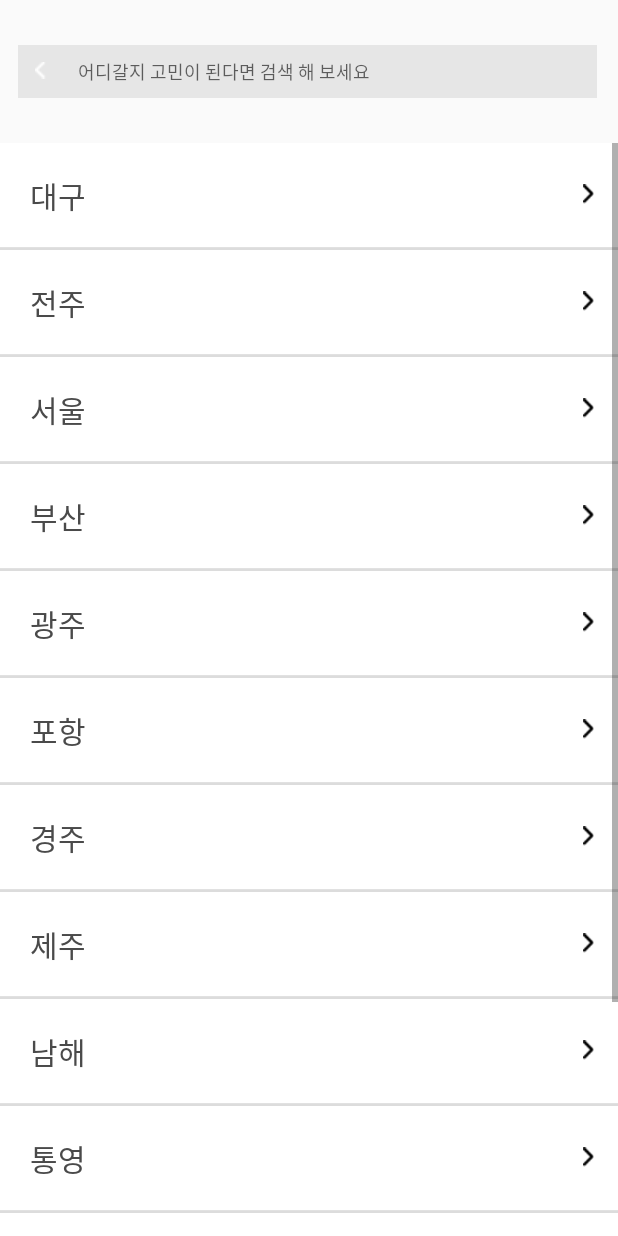
After one commit to jec1128/myTripMate, an Android app: the PlanSearchActivity screen opened directly, with no data from a screen before it, on a phone screen of 412 x 824 dp. The commit adds this screen. Run offline under Robolectric (Android 15) with nearby library versions, the phone set to English and light mode, and no system bars.

Commit message:
2019.11.13 원영

```diff
--- a/app/src/main/AndroidManifest.xml
+++ b/app/src/main/AndroidManifest.xml
@@ -38,6 +38,8 @@
         <activity android:name=".Main.MainSearchListActivity" />
         <activity android:name=".Main.MainKeywordActivity" />
         <activity android:name=".Plan.AddListActivity" />
+        <activity android:name=".Plan.PlanTripActivity" />
+        <activity android:name=".Plan.PlanSearchActivity" />
         <activity android:name=".MainActivity" />
 
         <uses-library
--- a/app/src/main/java/com/example/tripmate/Plan/PlanListModel.java
+++ b/app/src/main/java/com/example/tripmate/Plan/PlanListModel.java
@@ -7,13 +7,13 @@ public class PlanListModel {
     String planStart;
     String planEnd;
 
-    /*public PlanListModel(String planCode, String planPlace, String planTitle, String planStart, String planEnd){
+    public PlanListModel(String planCode, String planPlace, String planTitle, String planStart, String planEnd){
         this.planCode = planCode;
         this.planPlace = planPlace;
         this.planTitle = planTitle;
         this.planStart = planStart;
         this.planEnd = planEnd;
-    }*/
+    }
 
     public String getPlanCode(){
         return planCode;
--- /dev/null
+++ b/app/src/main/java/com/example/tripmate/Plan/PlanSearchActivity.java
@@ -0,0 +1,128 @@
+package com.example.tripmate.Plan;
+
+import android.app.AppComponentFactory;
+import android.content.Intent;
+import android.os.Bundle;
+import android.support.v7.app.AppCompatActivity;
+import android.text.Editable;
+import android.text.TextWatcher;
+import android.view.View;
+import android.widget.AdapterView;
+import android.widget.EditText;
+import android.widget.ListView;
+import android.widget.Toast;
+
+import com.example.tripmate.Main.SearchAdapter;
+import com.example.tripmate.R;
+
+import java.util.ArrayList;
+import java.util.List;
+
+public class PlanSearchActivity extends AppCompatActivity {
+    private List<String> list = new ArrayList(); // 데이터를 넣은 리스트변수
+    private ListView listView;          // 검색을 보여줄 리스트변수
+    private EditText editSearch;        // 검색어를 입력할 Input 창
+    private SearchAdapter adapter;      // 리스트뷰에 연결할 아답터
+    private ArrayList<String> arraylist;
+    private String keyword;
+
+    @Override
+    protected void onCreate(Bundle savedInstanceState) {
+        super.onCreate(savedInstanceState);
+        setContentView(R.layout.main_serch);
+
+        editSearch = (EditText) findViewById(R.id.mainSerchBox);
+        listView = (ListView) findViewById(R.id.mainListView);
+
+        editSearch.requestFocus();
+        // 검색에 사용할 데이터을 미리 저장한다.
+        settingList();
+
+        // 리스트의 모든 데이터를 arraylist에 복사한다.// list 복사본을 만든다.
+        arraylist = new ArrayList<String>();
+        arraylist.addAll(list);
+
+        // 리스트에 연동될 아답터를 생성한다.
+        adapter = new SearchAdapter(list, this);
+
+        // 리스트뷰에 아답터를 연결한다.
+        listView.setAdapter(adapter);
+        listView.setItemsCanFocus(true);
+
+        // input창에 검색어를 입력시 "addTextChangedListener" 이벤트 리스너를 정의한다.
+        editSearch.addTextChangedListener(new TextWatcher() {
+            @Override
+            public void beforeTextChanged(CharSequence charSequence, int i, int i1, int i2) {
+            }
+
+            @Override
+            public void onTextChanged(CharSequence charSequence, int i, int i1, int i2) {
+
+            }
+
+            @Override
+            public void afterTextChanged(Editable editable) {
+                // input창에 문자를 입력할때마다 호출된다.
+                // search 메소드를 호출한다.
+                String text = editSearch.getText().toString();
+                search(text);
+            }
+        });
+
+        listView.setOnItemClickListener(new AdapterView.OnItemClickListener()
+        {
+            public void onItemClick(AdapterView<?> parent, View v, int position, long id)
+            {
+                String place = list.get(position);
+                Toast.makeText(getBaseContext(), list.get(position), Toast.LENGTH_LONG).show();
+                Intent intent = new Intent(v.getContext(), AddListActivity.class);
+                intent.putExtra("place", place);
+                //v.getContext().startActivity(intent);
+                setResult(AddListActivity.Code.resultCode, intent);
+                finish();
+            }
+        });
+    }
+
+    // 검색을 수행하는 메소드
+    public void search(String charText) {
+
+        // 문자 입력시마다 리스트를 지우고 새로 뿌려준다.
+        list.clear();
+
+        // 문자 입력이 없을때는 모든 데이터를 보여준다.
+        if (charText.length() == 0) {
+            list.addAll(arraylist);
+        }
+        // 문자 입력을 할때..
+        else {
+            // 리스트의 모든 데이터를 검색한다.
+            for (int i = 0; i < arraylist.size(); i++) {
+                // arraylist의 모든 데이터에 입력받은 단어(charText)가 포함되어 있으면 true를 반환한다.
+                if (arraylist.get(i).toLowerCase().contains(charText)) {
+                    // 검색된 데이터를 리스트에 추가한다.
+                    list.add(arraylist.get(i));
+                }
+            }
+        }
+        // 리스트 데이터가 변경되었으므로 아답터를 갱신하여 검색된 데이터를 화면에 보여준다.
+        adapter.notifyDataSetChanged();
+    }
+
+    // 검색에 사용될 데이터를 리스트에 추가한다.
+    private void settingList() {
+        list.add("대구");
+        list.add("전주");
+        list.add("서울");
+        list.add("부산");
+        list.add("광주");
+        list.add("포항");
+        list.add("경주");
+        list.add("제주");
+        list.add("남해");
+        list.add("통영");
+        list.add("속초");
+        list.add("춘천");
+        list.add("강릉");
+    }
+}
--- a/app/src/main/res/layout/fragment_addplanlist.xml
+++ b/app/src/main/res/layout/fragment_addplanlist.xml
@@ -41,6 +41,7 @@
             android:layout_marginLeft="40dp"
             android:background="@android:color/transparent"
             android:hint="장소를 검색하세요"
+            android:clickable="true"
             android:lineSpacingExtra="100sp"
             android:textColor="#616161"
             android:textSize="18sp" />
--- a/app/src/main/res/layout/plan_card.xml
+++ b/app/src/main/res/layout/plan_card.xml
@@ -6,7 +6,7 @@
     android:layout_width="match_parent"
     android:layout_height="match_parent"
     app:ignore="NamespaceTypo">
-
+<!--
     <LinearLayout
         android:layout_width="match_parent"
         android:layout_height="wrap_content"
@@ -41,7 +41,7 @@
 
 
     </LinearLayout>
-
+-->
 
 
     <android.support.v7.widget.CardView
@@ -169,6 +169,7 @@
                 android:src="@drawable/img_card_plusmem" />
 
             <ImageButton
+                android:id="@+id/img_tripshow"
                 android:layout_width="wrap_content"
                 android:layout_height="wrap_content"
                 android:layout_gravity="end"
```
Also changed, not shown: app/src/main/java/com/example/tripmate/Plan/AddListActivity.java (+39 -70 lines), app/src/main/java/com/example/tripmate/Plan/HttpPlanList.java (added, +81 -0 lines), app/src/main/java/com/example/tripmate/Plan/HttpPlanListAdd.java (+36 -26 lines), app/src/main/java/com/example/tripmate/Plan/PlanListAdapter.java (+67 -9 lines), app/src/main/java/com/example/tripmate/Plan/PlanTripActivity.java (added, +61 -0 lines), app/src/main/java/com/example/tripmate/fragmentActivity2.java (+8 -10 lines), app/src/main/res/layout/activity_plan_trip.xml (+8 -6 lines).
